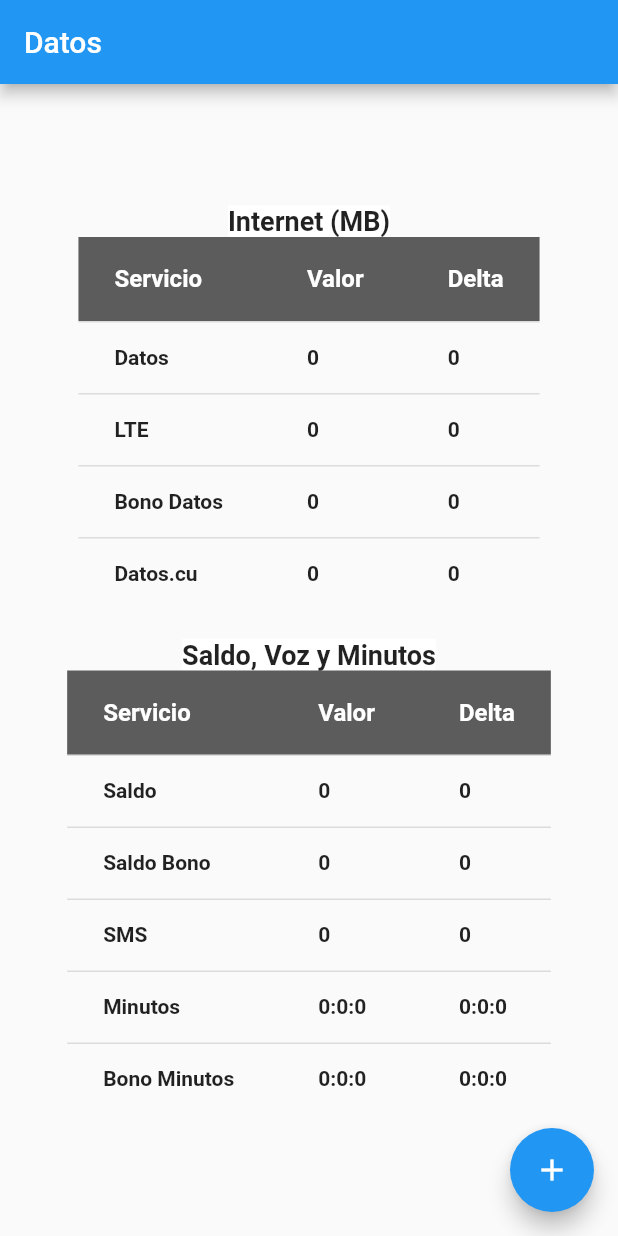
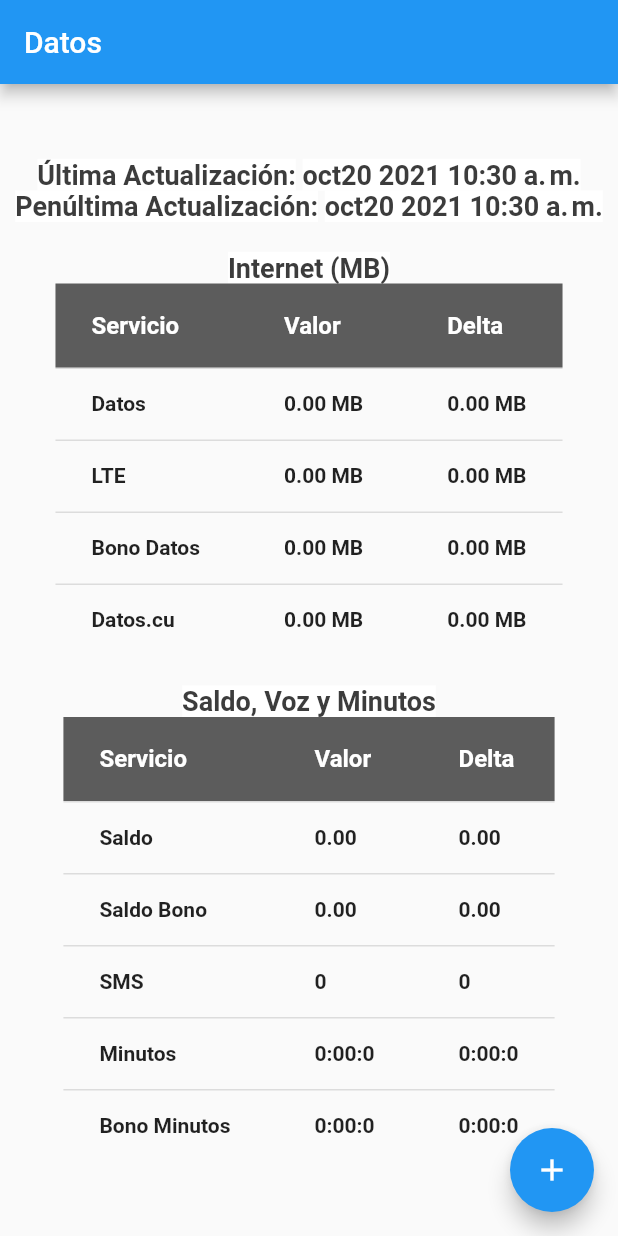
Before and after one commit to fsadannn/cubacel-data, a Flutter app: the screen it shows after launch, on a phone screen of 412 x 824 dp. Run offline on Flutter 3.47's test engine with Material 2 defaults, Android fonts, the phone set to English and light mode, and no system bars; our stand-ins replace flutter_riverpod, permission_handler, sembast, shared_preferences; missing offline and left inert: sim_data, ussd_service.

Commit message:
finish uu

```diff
--- a/lib/main.dart
+++ b/lib/main.dart
@@ -3,24 +3,34 @@ import 'package:datos/models/all.dart';
 import 'package:flutter/material.dart';
 import 'package:permission_handler/permission_handler.dart';
 import 'package:flutter_riverpod/flutter_riverpod.dart';
+import 'package:sembast/sembast.dart';
+import 'package:sembast/sembast_io.dart';
+
 // ignore: import_of_legacy_library_into_null_safe
 import 'package:sim_data/sim_data.dart';
+
 // ignore: import_of_legacy_library_into_null_safe
 import 'package:ussd_service/ussd_service.dart';
 import 'package:shared_preferences/shared_preferences.dart';
 import 'models/all.dart';
+import 'package:path_provider/path_provider.dart';
+import 'package:path/path.dart' as dPath;
+import 'package:intl/date_symbol_data_local.dart';
 
-final dataProvider = StateProvider<Cubacel>((_) => Cubacel(
-    internet: Internet.fromJson({}),
-    credit: Credit.fromJson({}),
-    others: Others.fromJson({})
-));
+Database? cubacelDb;
+Database? cacheCubacelDb;
+var store = StoreRef.main();
+final String dataKey = 'last';
+final String prevDataKey = 'plast';
+final String dbName = 'cubacel.db';
+final String cacheDbName = 'cacheCubacel.db';
 
-final prevDataProvider = StateProvider<Cubacel>((_) => Cubacel(
-    internet: Internet.fromJson({}),
-    credit: Credit.fromJson({}),
-    others: Others.fromJson({})
-));
+final dataProvider = StateProvider<Cubacel>((_) => throw UnimplementedError());
+
+final prevDataProvider =
+StateProvider<Cubacel>((_) => throw UnimplementedError());
+
+final loadingProvider = StateProvider<bool>((_) => false);
 
 Future<int> getSimCardsData() async {
   try {
@@ -63,19 +73,46 @@ Future<Cubacel> getCubacelData() async {
   //subscription = await getSimCardsData();
   subscription = 0;
   //String response = await makeUSSDRequest("*222#", subscription);
-  String response = "Saldo: 435.54 CUP. Datos: 916.89 MB + 504.32 MB LTE. Voz: 00:08:44. SMS: 166. Linea activa hasta 06-09-22 vence 06-10-22.";
+  String response =
+      "Saldo: 435.54 CUP. Datos: 1.3 GB + 404.32 MB LTE. Voz: 00:08:44. SMS: 150. Linea activa hasta 06-09-22 vence 06-10-22.";
   //String response2 = await makeUSSDRequest("*222*266#", subscription);
-  String response2 = "Bono->vence: Datos 553.75 MB->10-11-21. MIN 00:27:11->10-11-21. Datos.cu 300.00 MB->10-11-21.";
+  String response2 =
+      "Bono->vence: Datos 453.75 MB->10-11-21. MIN 00:27:11->10-11-21. Datos.cu 100.00 MB->10-11-21.";
 
   Cubacel cubacel = fromUssd(response, response2);
 
   return cubacel;
-
 }
 
-void main() {
+Future<void> main() async {
+  await initializeDateFormatting('es_ES', null);
+
+  var appDocDir = await getApplicationDocumentsDirectory();
+  String appDocPath = appDocDir.path;
+
+  String dbPath = dPath.join(appDocPath, dbName);
+  DatabaseFactory dbFactory = databaseFactoryIo;
+
+  Database db = await dbFactory.openDatabase(dbPath);
+  cubacelDb = db;
+
+  dbPath = dPath.join(appDocPath, cacheDbName);
+  db = await dbFactory.openDatabase(dbPath);
+  cacheCubacelDb = db;
+
+  var r = await store.record(dataKey).get(db);
+  r ??= getEmptyData().toJson();
+  r = Cubacel.fromJson(r);
+
+  var r2 = await store.record(prevDataKey).get(db);
+  r2 ??= getEmptyData().toJson();
+  r2 = Cubacel.fromJson(r2);
+
   runApp(
-    ProviderScope(child: MyApp()),
+    ProviderScope(child: MyApp(), overrides: [
+      dataProvider.overrideWithProvider(StateProvider<Cubacel>((_) => r)),
+      prevDataProvider.overrideWithProvider(StateProvider<Cubacel>((_) => r2))
+    ]),
   );
 }
 
@@ -104,34 +141,23 @@ class MyApp extends StatelessWidget {
   }
 }
 
-class VarText extends ConsumerWidget {
-  final StateProvider<String?> provider;
-  const VarText(this.provider, {Key? key}) : super(key: key);
+class MyHomePage extends ConsumerWidget {
+  final String title;
+  final TextStyle textTableStyle = TextStyle(fontWeight: FontWeight.w600);
+  final TextStyle headTextStyle = TextStyle(
+      color: Color.fromRGBO(60, 60, 60, 1),
+      backgroundColor: Color.fromRGBO(255, 255, 255, 1),
+      fontSize: 18,
+      fontWeight: FontWeight.bold);
+
+  MyHomePage({required this.title, Key? key}) : super(key: key);
 
   @override
   Widget build(BuildContext context, ScopedReader watch) {
-    final String? value = watch(this.provider).state;
-    String val;
-    if (value == null) {
-      val = '';
-    } else {
-      val = value;
-    }
-    return Text(val); // Hello world
-  }
-}
-
-class MyHomePage extends ConsumerWidget {
-  final String title;
-
-  const MyHomePage({required this.title, Key? key}) : super(key: key);
-
-  @override
-  Widget build(BuildContext context, ScopedReader watch) {
+    final bool loading = watch(loadingProvider).state;
     final Cubacel currentData = watch(dataProvider).state;
     final Cubacel prevData = watch(prevDataProvider).state;
     final Cubacel delta = computeDelta(currentData, prevData);
-      final TextStyle textTableStyle = TextStyle(fontWeight: FontWeight.w600);
 
     return Scaffold(
       appBar: AppBar(
@@ -142,7 +168,28 @@ class MyHomePage extends ConsumerWidget {
       body: Center(
         // Center is a layout widget. It takes a single child and positions it
         // in the middle of the parent.
-          child: SingleChildScrollView(
+          child: loading ? CircularProgressIndicator() : RefreshIndicator(
+          child: buildDataTabllesWidget(context,currentData,delta, prevData.date),
+            onRefresh: ()async {
+            await updateData(context, currentData);
+            },
+          ) ,
+    ),
+      floatingActionButton: FloatingActionButton(
+        onPressed: () async {
+          await updateData(context, currentData);
+        },
+        tooltip: 'Increment',
+        child: Icon(Icons.add),
+      ), // This trailing comma makes auto-formatting nicer for build methods.
+    );
+  }
+
+  Widget buildDataTabllesWidget(BuildContext context,
+      Cubacel currentData,
+      Cubacel delta,
+      DateTime prevDate) {
+    return SingleChildScrollView(
       child: Column(
         // Column is also a layout widget. It takes a list of children and
         // arranges them vertically. By default, it sizes itself to fit its
@@ -164,15 +211,39 @@ class MyHomePage extends ConsumerWidget {
             direction: Axis.horizontal,
             children: [
               Expanded(
+                  child: Row(
+                    mainAxisAlignment: MainAxisAlignment.center,
+                    children: [
+                      Text('Última Actualización: ', style: headTextStyle),
+                      Text('${dateToString(currentData.date)}',
+                          style:
+                          headTextStyle.copyWith(fontWeight: FontWeight.w600))
+                    ],
+                  ))
+            ],
+          ),
+          Flex(
+            direction: Axis.horizontal,
+            children: [
+              Expanded(
+                  child: Row(
+                    mainAxisAlignment: MainAxisAlignment.center,
+                    children: [
+                      Text('Penúltima Actualización: ', style: headTextStyle),
+                      Text('${dateToString(prevDate)}',
+                          style:
+                          headTextStyle.copyWith(fontWeight: FontWeight.w600))
+                    ],
+                  ))
+            ],
+          ),
+          SizedBox(height: 20),
+          Flex(
+            direction: Axis.horizontal,
+            children: [
+              Expanded(
                   child: Center(
-                          child: Text(
-                    'Internet (MB)',
-                    style: TextStyle(
-                        backgroundColor: Color.fromRGBO(255, 255, 255, 1),
-                        fontSize: 18,
-                      fontWeight: FontWeight.bold
-                    )
-                  )))
+                      child: Text('Internet (MB)', style: headTextStyle)))
             ],
           ),
           DataTable(
@@ -181,8 +252,7 @@ class MyHomePage extends ConsumerWidget {
               headingTextStyle: TextStyle(
                   color: Color.fromRGBO(255, 255, 255, 1),
                   fontWeight: FontWeight.bold,
-                    fontSize: 16
-                  ),
+                  fontSize: 16),
               columns: [
                 DataColumn(label: Text('Servicio')),
                 DataColumn(label: Text('Valor')),
@@ -190,24 +260,45 @@ class MyHomePage extends ConsumerWidget {
               ],
               rows: [
                 DataRow(cells: [
-                      DataCell(Text('Datos',style: textTableStyle,)),
-                      DataCell(Text(currentData.internet.all_networks.toString(),style: textTableStyle)),
-                      DataCell(Text((currentData.internet.all_networks!-prevData.internet.all_networks!).toString(),style: textTableStyle))
+                  DataCell(Text(
+                    'Datos',
+                    style: textTableStyle,
+                  )),
+                  DataCell(Text(
+                      internetToString(currentData.internet.all_networks!),
+                      style: textTableStyle)),
+                  DataCell(Text(
+                      internetToString(delta.internet.all_networks!),
+                      style: textTableStyle)),
                 ]),
                 DataRow(cells: [
-                      DataCell(Text('LTE',style: textTableStyle)),
-                      DataCell(Text(currentData.internet.only_lte.toString(),style: textTableStyle)),
-                      DataCell(Text((currentData.internet.only_lte!-prevData.internet.only_lte!).toString(),style: textTableStyle))
+                  DataCell(Text('LTE', style: textTableStyle)),
+                  DataCell(Text(
+                      internetToString(currentData.internet.only_lte!),
+                      style: textTableStyle)),
+                  DataCell(Text(
+                      internetToString(delta.internet.only_lte!),
+                      style: textTableStyle)),
                 ]),
                 DataRow(cells: [
-                      DataCell(Text('Bono Datos',style: textTableStyle)),
-                      DataCell(Text(currentData.internet.promotional_data.toString(),style: textTableStyle)),
-                      DataCell(Text((currentData.internet.promotional_data!-prevData.internet.promotional_data!).toString(),style: textTableStyle))
+                  DataCell(Text('Bono Datos', style: textTableStyle)),
+                  DataCell(Text(
+                      internetToString(
+                          currentData.internet.promotional_data!),
+                      style: textTableStyle)),
+                  DataCell(Text(
+                      internetToString(
+                          delta.internet.promotional_data!),
+                      style: textTableStyle)),
                 ]),
                 DataRow(cells: [
-                      DataCell(Text('Datos.cu',style: textTableStyle)),
-                      DataCell(Text(currentData.internet.national_data.toString(),style: textTableStyle)),
-                      DataCell(Text((currentData.internet.national_data!-prevData.internet.national_data!).toString(),style: textTableStyle))
+                  DataCell(Text('Datos.cu', style: textTableStyle)),
+                  DataCell(Text(
+                      internetToString(currentData.internet.national_data!),
+                      style: textTableStyle)),
+                  DataCell(Text(
+                      internetToString(delta.internet.national_data!),
+                      style: textTableStyle)),
                 ])
               ]),
           SizedBox(height: 20),
@@ -216,14 +307,8 @@ class MyHomePage extends ConsumerWidget {
             children: [
               Expanded(
                   child: Center(
-                          child: Text(
-                              'Saldo, Voz y Minutos',
-                              style: TextStyle(
-                                  backgroundColor: Color.fromRGBO(255, 255, 255, 1),
-                                  fontSize: 18,
-                                  fontWeight: FontWeight.bold
-                              )
-                          )))
+                      child:
+                      Text('Saldo, Voz y Minutos', style: headTextStyle)))
             ],
           ),
           DataTable(
@@ -232,8 +317,7 @@ class MyHomePage extends ConsumerWidget {
               headingTextStyle: TextStyle(
                   color: Color.fromRGBO(255, 255, 255, 1),
                   fontWeight: FontWeight.bold,
-                      fontSize: 16
-                  ),
+                  fontSize: 16),
               columns: [
                 DataColumn(label: Text('Servicio')),
                 DataColumn(label: Text('Valor')),
@@ -241,45 +325,68 @@ class MyHomePage extends ConsumerWidget {
               ],
               rows: [
                 DataRow(cells: [
-                      DataCell(Text('Saldo',style: textTableStyle,)),
-                      DataCell(Text(currentData.credit.credit_normal.toString(),style: textTableStyle)),
-                      DataCell(Text((currentData.credit.credit_normal!-prevData.credit.credit_normal!).toString(),style: textTableStyle))
+                  DataCell(Text(
+                    'Saldo',
+                    style: textTableStyle,
+                  )),
+                  DataCell(Text(currentData.credit.credit_normal!.toStringAsFixed(2),
+                      style: textTableStyle)),
+                  DataCell(Text(delta.credit.credit_normal!.toStringAsFixed(2),
+                      style: textTableStyle)),
                 ]),
                 DataRow(cells: [
-                      DataCell(Text('Saldo Bono',style: textTableStyle)),
-                      DataCell(Text(currentData.credit.credit_bonus.toString(),style: textTableStyle)),
-                      DataCell(Text((currentData.credit.credit_bonus!-prevData.credit.credit_bonus!).toString(),style: textTableStyle))
+                  DataCell(Text('Saldo Bono', style: textTableStyle)),
+                  DataCell(Text(currentData.credit.credit_bonus!.toStringAsFixed(2),
+                      style: textTableStyle)),
+                  DataCell(Text(delta.credit.credit_bonus!.toStringAsFixed(2),
+                      style: textTableStyle)),
                 ]),
                 DataRow(cells: [
-                      DataCell(Text('SMS',style: textTableStyle)),
-                      DataCell(Text(currentData.others.sms.toString(),style: textTableStyle)),
-                      DataCell(Text((currentData.others.sms!-prevData.others.sms!).toString(),style: textTableStyle))
+                  DataCell(Text('SMS', style: textTableStyle)),
+                  DataCell(Text(currentData.others.sms.toString(),
+                      style: textTableStyle)),
+                  DataCell(Text(delta.others.sms.toString(),
+                      style: textTableStyle)),
                 ]),
                 DataRow(cells: [
-                      DataCell(Text('Minutos',style: textTableStyle)),
-                      DataCell(Text(minutesToString(currentData.others.minutes!),style: textTableStyle)),
-                      DataCell(Text(minutesToString((currentData.others.minutes!-prevData.others.minutes!)),style: textTableStyle))
+                  DataCell(Text('Minutos', style: textTableStyle)),
+                  DataCell(Text(minutesToString(currentData.others.minutes!),
+                      style: textTableStyle)),
+                  DataCell(Text(minutesToString(delta.others.minutes!),
+                      style: textTableStyle)),
                 ]),
                 DataRow(cells: [
-                      DataCell(Text('Bono Minutos',style: textTableStyle)),
-                      DataCell(Text(minutesToString(currentData.others.minutes_bonus!),style: textTableStyle)),
-                      DataCell(Text(minutesToString((currentData.others.minutes_bonus!-prevData.others.minutes_bonus!)),style: textTableStyle))
+                  DataCell(Text('Bono Minutos', style: textTableStyle)),
+                  DataCell(Text(
+                      minutesToString(currentData.others.minutes_bonus!),
+                      style: textTableStyle)),
+                  DataCell(Text(
+                      minutesToString(delta.others.minutes_bonus!),
+                      style: textTableStyle)),
                 ])
               ])
         ],
       ),
-          )
-        ),
-        floatingActionButton: FloatingActionButton(
-          onPressed: () async {
+    );
+  }
+
+  Future<void> updateData(BuildContext context, Cubacel currentData ) async {
+    context
+        .read(loadingProvider)
+        .state = true;
+    await Future.delayed(Duration(seconds: 4));
     Cubacel cData = await getCubacelData();
+          await store.add(cubacelDb!, cData.toJson());
+
+          cacheCubacelDb!.transaction((txn) async {
+            await store.record(dataKey).put(txn, cData.toJson());
+            await store.record(prevDataKey).put(txn, currentData.toJson());
+          });
+
           context.read(dataProvider).state = cData;
           context.read(prevDataProvider).state = currentData;
-          },
-          tooltip: 'Increment',
-          child: Icon(Icons.add),
-        ), // This trailing comma makes auto-formatting nicer for build methods.
-      );
-
+    context
+        .read(loadingProvider)
+        .state = false;
   }
 }
--- a/lib/model.dart
+++ b/lib/model.dart
@@ -1,34 +1,58 @@
 import 'models/all.dart';
+import 'package:intl/intl.dart';
 
-String minutesToString(num minutes){
+Cubacel getEmptyData() {
+  return Cubacel(
+      internet: Internet.fromJson({}),
+      credit: Credit.fromJson({}),
+      others: Others.fromJson({}));
+}
+
+String dateToString(DateTime date) {
+  // TODO: add internationalization
+  var format = DateFormat('MMMd yyyy hh:mm a', 'es_ES');
+  return format.format(date.toLocal());
+}
+
+String internetToString(num value) {
+  // asume value is in MB
+  num gb = value.abs() / 1024.0;
+  if (gb > 1) {
+    return '${value < 0 ? '-' : ''}${gb.toStringAsFixed(2)} GB';
+  }
+
+  return '${value.toStringAsFixed(2).toString()} MB';
+}
+
+String minutesToString(num minutes) {
   num pminutes = minutes.abs();
 
   num hour = pminutes / 60;
-  if(hour<1){
+  if (hour < 1) {
     hour = 0;
   }
-  num seconds = ((pminutes-pminutes.toInt())*60).round();
-  return '${minutes < 0 ? '-': ''}${hour.toInt()}:${pminutes.floor()}:${seconds}';
+  num seconds = ((pminutes - pminutes.toInt()) * 60).round();
+  return '${minutes < 0 ? '-' : ''}${hour.toInt()}:${pminutes < 10 ? '0' : ''}${pminutes.floor()}:${seconds}';
 }
 
-num getMinutes(List<String> minstr){
+num getMinutes(List<String> minstr) {
   num cont = 60;
   num vv;
   num mins = minstr.map((String e) {
     vv = num.parse(e) * cont;
     cont /= 60;
     return vv;
-  }).reduce((value, element) =>value + element);
+  }).reduce((value, element) => value + element);
 
   return mins;
 }
 
-num toMB(num value, String unit){
-  if(unit=="GB"){
-    return value*1024.0;
+num toMB(num value, String unit) {
+  if (unit == "GB") {
+    return value * 1024.0;
   }
-  if(unit=="KB"){
-    return value/1024.0;
+  if (unit == "KB") {
+    return value / 1024.0;
   }
 
   return value;
@@ -52,11 +76,13 @@ List<ParsedValue> getData(String value) {
   if (value.startsWith('Datos:')) {
     // TODO: test the case when only one of the network type exist like only LTE
     List<String> dd = value.split(':');
-    List<String> value_unit = dd[1].split('+').map((String e) => e.split(' ')[2].trim()).toList();
-    List<String> val = dd[1].split('+').map((String e) => e.split(' ')[1].trim()).toList();
+    List<String> value_unit =
+        dd[1].split('+').map((String e) => e.split(' ')[2].trim()).toList();
+    List<String> val =
+        dd[1].split('+').map((String e) => e.split(' ')[1].trim()).toList();
 
-    if(val.length == 1){
-      if(dd[1].contains("LTE")){
+    if (val.length == 1) {
+      if (dd[1].contains("LTE")) {
         val = ['0', val[0]];
       } else {
         val = [val[0], '0'];
@@ -110,7 +136,9 @@ List<ParsedValue> getData(String value) {
     return [
       ParsedValue(
           unit: dat[2],
-          fieldName: value.startsWith('Datos.cu') ? 'national_data' : 'promotional_data',
+          fieldName: value.startsWith('Datos.cu')
+              ? 'national_data'
+              : 'promotional_data',
           value: num.parse(dat[1].trim()),
           type: DataType.internet)
     ];
@@ -144,32 +172,31 @@ Cubacel fromUssd(String consult1, String consult2) {
   List<ParsedValue> pData = [];
   List<ParsedValue> ppData = [];
 
-  for(String datav in data){
+  for (String datav in data) {
     ppData = getData(datav.trim());
     pData.addAll(ppData);
   }
 
-  for(String datav in data2){
+  for (String datav in data2) {
     ppData = getData(datav.trim());
     pData.addAll(ppData);
-
   }
 
-  Map<String,num> internetFields = {};
-  Map<String,num> otherFields = {};
-  Map<String,num> creditFields = {};
+  Map<String, num> internetFields = {};
+  Map<String, num> otherFields = {};
+  Map<String, num> creditFields = {};
 
-  for(ParsedValue val in pData){
-    switch(val.type){
+  for (ParsedValue val in pData) {
+    switch (val.type) {
       case DataType.internet:
         num value = toMB(val.value, val.unit);
-        internetFields[val.fieldName]=value;
+        internetFields[val.fieldName] = value;
         break;
       case DataType.other:
-        otherFields[val.fieldName]=val.value;
+        otherFields[val.fieldName] = val.value;
         break;
       case DataType.credit:
-        creditFields[val.fieldName]=val.value;
+        creditFields[val.fieldName] = val.value;
         break;
     }
   }
@@ -180,41 +207,35 @@ Cubacel fromUssd(String consult1, String consult2) {
     'others': otherFields
   });
 
-  print(cubacel.toJson());
-
   return cubacel;
 }
 
-Cubacel computeDelta(Cubacel now, Cubacel prev){
-  Map<String,num> iNow = Map<String,num>.from(now.internet.toJson());
-  Map<String,num> iPrev = Map<String,num>.from(now.internet.toJson());
+Cubacel computeDelta(Cubacel now, Cubacel prev) {
+  Map<String, num> iNow = Map<String, num>.from(now.internet.toJson());
+  Map<String, num> iPrev = Map<String, num>.from(prev.internet.toJson());
 
-  for(String key in iNow.keys){
+  for (String key in iNow.keys) {
     iNow[key] = iNow[key]! - iPrev[key]!;
-
   }
 
-  Map<String,num> oNow = Map<String,num>.from(now.others.toJson());
-  Map<String,num> oPrev = Map<String,num>.from(now.others.toJson());
+  print(iNow);
 
-  for(String key in oNow.keys){
+  Map<String, num> oNow = Map<String, num>.from(now.others.toJson());
+  Map<String, num> oPrev = Map<String, num>.from(prev.others.toJson());
+
+  for (String key in oNow.keys) {
     oNow[key] = oNow[key]! - oPrev[key]!;
-
   }
 
-  Map<String,num> cNow = Map<String,num>.from(now.credit.toJson());
-  Map<String,num> cPrev = Map<String,num>.from(now.credit.toJson());
+  Map<String, num> cNow = Map<String, num>.from(now.credit.toJson());
+  Map<String, num> cPrev = Map<String, num>.from(prev.credit.toJson());
 
-  for(String key in cNow.keys){
+  for (String key in cNow.keys) {
     cNow[key] = cNow[key]! - cPrev[key]!;
-
   }
 
-  Cubacel delta =  Cubacel.fromJson({
-    'internet': iNow,
-    'credit': cNow,
-    'others': oNow
-  });
+  Cubacel delta =
+      Cubacel.fromJson({'internet': iNow, 'credit': cNow, 'others': oNow});
 
   return delta;
 }
--- a/pubspec.yaml
+++ b/pubspec.yaml
@@ -37,6 +37,7 @@ dependencies:
   sembast: ^3.1.0+2
   json_annotation: ^4.1.0
   path_provider: ^2.0.4
+  intl: ^0.17.0
 
 dev_dependencies:
   build_runner: ^2.1.2
```
Also changed, not shown: pubspec.lock. Lines whose indentation alone changed are shown as unchanged.
